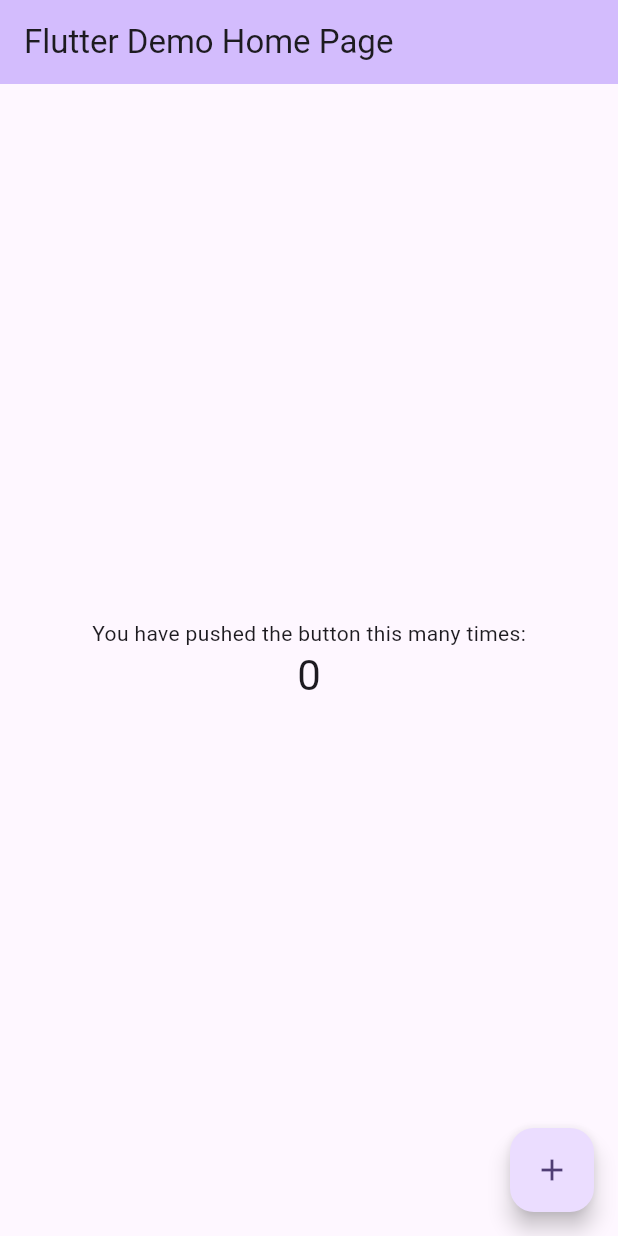
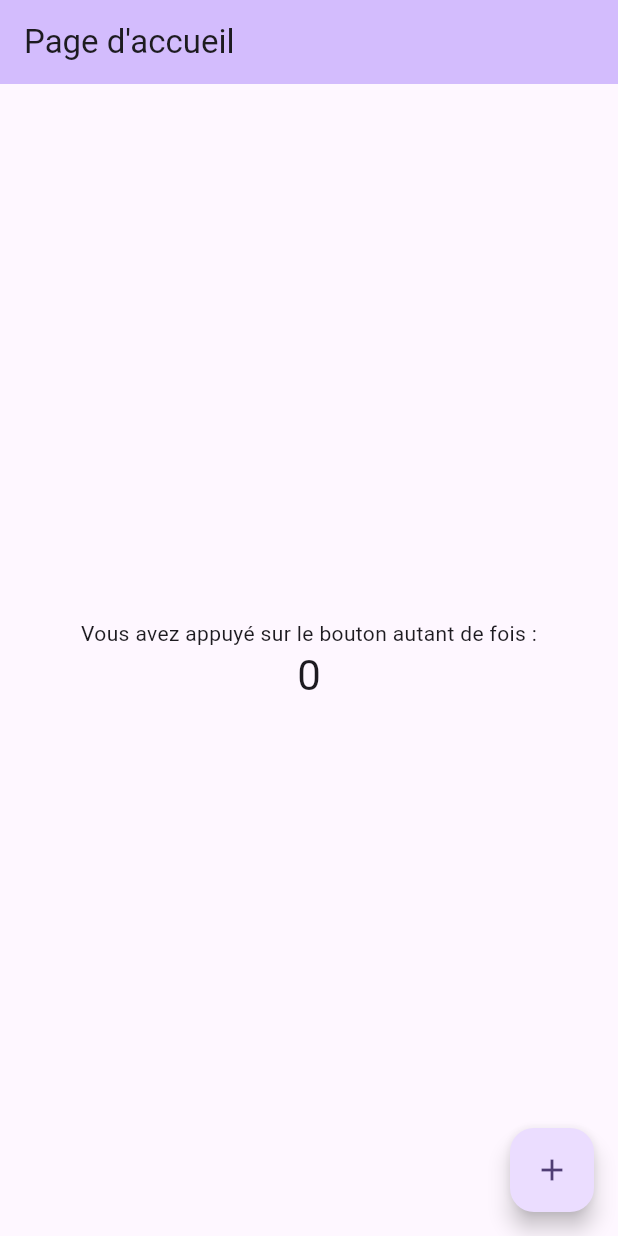
Before and after one commit to fortwoone/SmartBites, a Flutter app: the screen it shows after launch, on a phone screen of 412 x 824 dp. Run offline on Flutter 3.47's test engine with Material 3 defaults, Android fonts, the phone set to English and light mode, and no system bars; generated files the repository leaves out were written again.

Commit message:
setup pour les traductions

```diff
--- /dev/null
+++ b/lib/l10n/app_en.arb
@@ -0,0 +1,7 @@
+{
+  "@@locale": "en",
+  "appTitle": "Flutter Demo",
+  "homePageTitle": "Home Page",
+  "pushButtonMessage": "You have pushed the button this many times:",
+  "increment": "Increment"
+}
--- /dev/null
+++ b/lib/l10n/app_fr.arb
@@ -0,0 +1,7 @@
+{
+  "@@locale": "fr",
+  "appTitle": "Flutter Démo",
+  "homePageTitle": "Page d'accueil",
+  "pushButtonMessage": "Vous avez appuyé sur le bouton autant de fois :",
+  "increment": "Incrémenter"
+}
--- a/lib/main.dart
+++ b/lib/main.dart
@@ -1,4 +1,6 @@
 import 'package:flutter/material.dart';
+import 'package:flutter_localizations/flutter_localizations.dart';
+import 'package:food/l10n/app_localizations.dart';
 
 void main() {
   runApp(const MyApp());
@@ -7,47 +9,28 @@ void main() {
 class MyApp extends StatelessWidget {
   const MyApp({super.key});
 
-  // This widget is the root of your application.
   @override
   Widget build(BuildContext context) {
     return MaterialApp(
       title: 'Flutter Demo',
+      locale: const Locale('fr'), // français par défaut
+      supportedLocales: AppLocalizations.supportedLocales,
+      localizationsDelegates: const [
+        AppLocalizations.delegate,
+        GlobalMaterialLocalizations.delegate,
+        GlobalWidgetsLocalizations.delegate,
+        GlobalCupertinoLocalizations.delegate,
+      ],
       theme: ThemeData(
-        // This is the theme of your application.
-        //
-        // TRY THIS: Try running your application with "flutter run". You'll see
-        // the application has a purple toolbar. Then, without quitting the app,
-        // try changing the seedColor in the colorScheme below to Colors.green
-        // and then invoke "hot reload" (save your changes or press the "hot
-        // reload" button in a Flutter-supported IDE, or press "r" if you used
-        // the command line to start the app).
-        //
-        // Notice that the counter didn't reset back to zero; the application
-        // state is not lost during the reload. To reset the state, use hot
-        // restart instead.
-        //
-        // This works for code too, not just values: Most code changes can be
-        // tested with just a hot reload.
         colorScheme: ColorScheme.fromSeed(seedColor: Colors.deepPurple),
       ),
-      home: const MyHomePage(title: 'Flutter Demo Home Page'),
+      home: const MyHomePage(),
     );
   }
 }
 
 class MyHomePage extends StatefulWidget {
-  const MyHomePage({super.key, required this.title});
-
-  // This widget is the home page of your application. It is stateful, meaning
-  // that it has a State object (defined below) that contains fields that affect
-  // how it looks.
-
-  // This class is the configuration for the state. It holds the values (in this
-  // case the title) provided by the parent (in this case the App widget) and
-  // used by the build method of the State. Fields in a Widget subclass are
-  // always marked "final".
-
-  final String title;
+  const MyHomePage({super.key});
 
   @override
   State<MyHomePage> createState() => _MyHomePageState();
@@ -58,53 +41,24 @@ class _MyHomePageState extends State<MyHomePage> {
 
   void _incrementCounter() {
     setState(() {
-      // This call to setState tells the Flutter framework that something has
-      // changed in this State, which causes it to rerun the build method below
-      // so that the display can reflect the updated values. If we changed
-      // _counter without calling setState(), then the build method would not be
-      // called again, and so nothing would appear to happen.
       _counter++;
     });
   }
 
   @override
   Widget build(BuildContext context) {
-    // This method is rerun every time setState is called, for instance as done
-    // by the _incrementCounter method above.
-    //
-    // The Flutter framework has been optimized to make rerunning build methods
-    // fast, so that you can just rebuild anything that needs updating rather
-    // than having to individually change instances of widgets.
+    final t = AppLocalizations.of(context)!;
+
     return Scaffold(
       appBar: AppBar(
-        // TRY THIS: Try changing the color here to a specific color (to
-        // Colors.amber, perhaps?) and trigger a hot reload to see the AppBar
-        // change color while the other colors stay the same.
         backgroundColor: Theme.of(context).colorScheme.inversePrimary,
-        // Here we take the value from the MyHomePage object that was created by
-        // the App.build method, and use it to set our appbar title.
-        title: Text(widget.title),
+        title: Text(t.homePageTitle),
       ),
       body: Center(
-        // Center is a layout widget. It takes a single child and positions it
-        // in the middle of the parent.
         child: Column(
-          // Column is also a layout widget. It takes a list of children and
-          // arranges them vertically. By default, it sizes itself to fit its
-          // children horizontally, and tries to be as tall as its parent.
-          //
-          // Column has various properties to control how it sizes itself and
-          // how it positions its children. Here we use mainAxisAlignment to
-          // center the children vertically; the main axis here is the vertical
-          // axis because Columns are vertical (the cross axis would be
-          // horizontal).
-          //
-          // TRY THIS: Invoke "debug painting" (choose the "Toggle Debug Paint"
-          // action in the IDE, or press "p" in the console), to see the
-          // wireframe for each widget.
           mainAxisAlignment: MainAxisAlignment.center,
           children: <Widget>[
-            const Text('You have pushed the button this many times:'),
+            Text(t.pushButtonMessage),
             Text(
               '$_counter',
               style: Theme.of(context).textTheme.headlineMedium,
@@ -114,9 +68,9 @@ class _MyHomePageState extends State<MyHomePage> {
       ),
       floatingActionButton: FloatingActionButton(
         onPressed: _incrementCounter,
-        tooltip: 'Increment',
+        tooltip: t.increment,
         child: const Icon(Icons.add),
-      ), // This trailing comma makes auto-formatting nicer for build methods.
+      ),
     );
   }
 }
```
Also changed, not shown: pubspec.yaml (+9 -0 lines), pubspec.lock.
